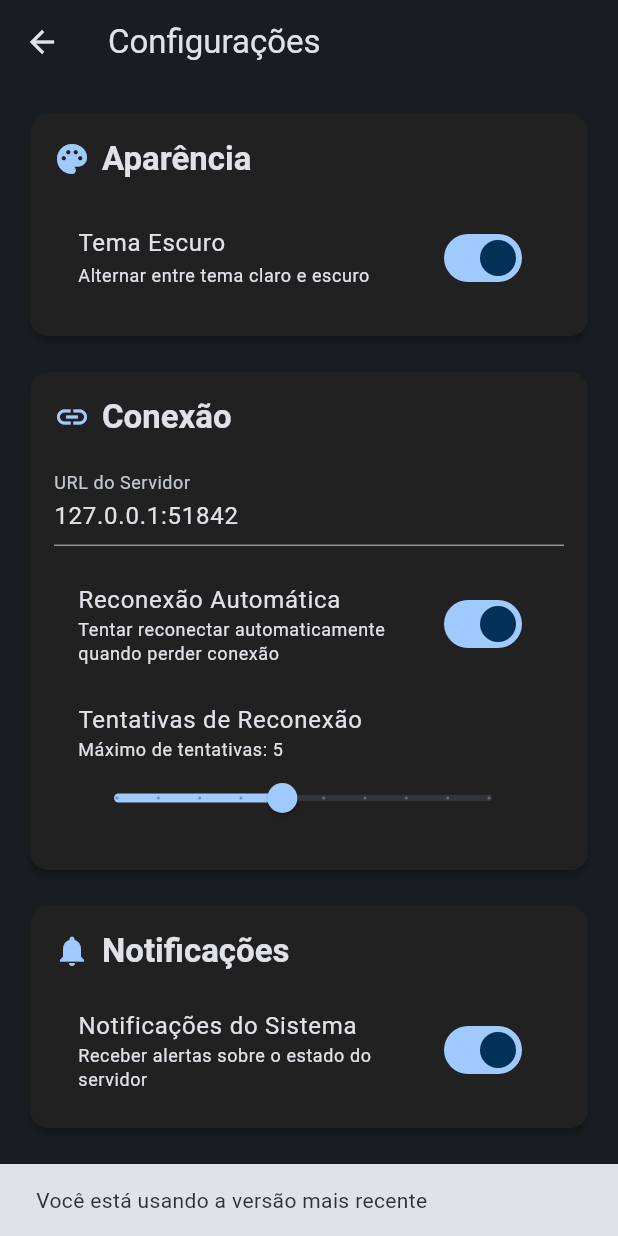
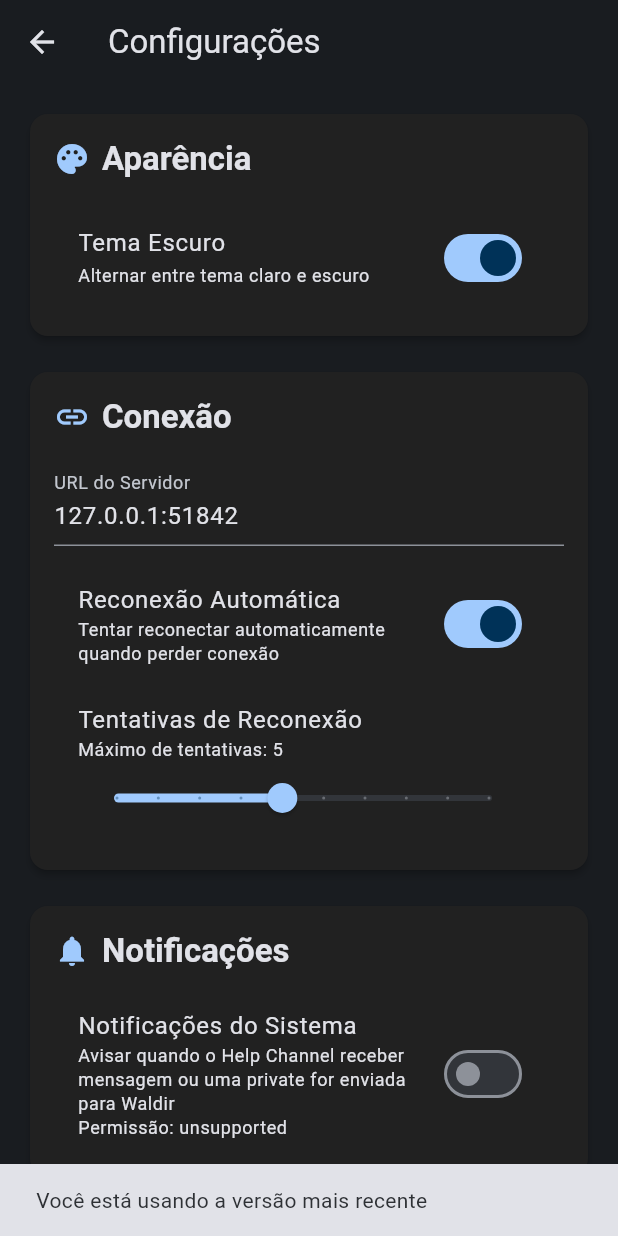
Before and after one commit to beats-dh/Beats-Monitor, a Flutter app: the screen it shows after launch, after a tap on the "settings" icon, on a phone screen of 412 x 824 dp. Run offline on Flutter 3.47's test engine with Material 3 defaults, Android fonts, the phone set to English and light mode, and no system bars; our stand-ins replace device_info_plus, dio, flutter_secure_storage, material_design_icons_flutter, package_info_plus, permission_handler and 2 more; missing offline and left inert: dart:html, dart:js_interop, dart:ui_web; accounts and stored records are empty; network calls fail.

Commit message:
feat: add monitor install and chat notifications

```diff
--- a/lib/l10n/app_en.dart
+++ b/lib/l10n/app_en.dart
@@ -238,7 +238,21 @@ class AppEn {
         'Try to reconnect automatically when connection is lost',
     'notifications': 'Notifications',
     'system_notifications': 'System Notifications',
-    'system_notifications_desc': 'Receive alerts about server status',
+    'system_notifications_desc':
+        'Notify when Help Channel receives a message or a private message is sent to Waldir',
+    'notification_permission': 'Permission',
+    'notification_permission_granted': 'Chat notifications are enabled.',
+    'notification_permission_denied': 'Browser notifications were not allowed.',
+    'notification_permission_unsupported':
+        'This platform does not support browser notifications.',
+    'web_install_title': 'Install app',
+    'web_install_desc':
+        'Install Penultima Monitor on this device for faster access and browser notifications.',
+    'web_install_button': 'Install',
+    'web_install_started': 'App installation prompt opened.',
+    'web_install_dismissed': 'Installation was dismissed.',
+    'web_install_unavailable':
+        'The browser install prompt is not available yet. Use Chrome or Edge install from the address bar if it appears.',
     'about': 'About',
     'latest_version': 'You are using the latest version',
     'developed_by': 'Developed by',
--- a/lib/l10n/app_pt.dart
+++ b/lib/l10n/app_pt.dart
@@ -248,7 +248,22 @@ class AppPt {
         'Tentar reconectar automaticamente quando perder conexão',
     'notifications': 'Notificações',
     'system_notifications': 'Notificações do Sistema',
-    'system_notifications_desc': 'Receber alertas sobre o estado do servidor',
+    'system_notifications_desc':
+        'Avisar quando o Help Channel receber mensagem ou uma private for enviada para Waldir',
+    'notification_permission': 'Permissão',
+    'notification_permission_granted': 'Notificações de chat ativadas.',
+    'notification_permission_denied':
+        'As notificações do navegador não foram permitidas.',
+    'notification_permission_unsupported':
+        'Esta plataforma não suporta notificações do navegador.',
+    'web_install_title': 'Instalar app',
+    'web_install_desc':
+        'Instale o Penultima Monitor neste dispositivo para acesso rápido e notificações do navegador.',
+    'web_install_button': 'Instalar',
+    'web_install_started': 'Aviso de instalação aberto.',
+    'web_install_dismissed': 'Instalação cancelada.',
+    'web_install_unavailable':
+        'O aviso de instalação do navegador ainda não está disponível. Use Chrome ou Edge pela barra de endereço se aparecer.',
     'about': 'Sobre',
     'latest_version': 'Você está usando a versão mais recente',
     'developed_by': 'Desenvolvido por',
--- a/lib/screens/config_screen.dart
+++ b/lib/screens/config_screen.dart
@@ -1,8 +1,10 @@
 import 'dart:io';
 import 'package:beats_monitor/l10n/app_localizations.dart';
 import 'package:beats_monitor/services/download_service.dart';
+import 'package:beats_monitor/services/monitor_notification_service.dart';
 import 'package:beats_monitor/services/platform_service.dart';
 import 'package:beats_monitor/services/update_service.dart';
+import 'package:beats_monitor/services/web_app_install_service.dart';
 import 'package:beats_monitor/services/websocket_service.dart';
 import 'package:flutter/material.dart';
 import 'package:permission_handler/permission_handler.dart';
@@ -22,9 +24,11 @@ class _ConfigScreenState extends State<ConfigScreen> {
   bool _isLoading = false;
   bool _autoReconnect = true;
   bool _showNotifications = true;
+  String _notificationPermission = MonitorNotificationService.permission;
   int _reconnectAttempts = 5;
   bool _initialized = false;
   bool _checkingUpdate = false;
+  bool _installingWebApp = false;
 
   @override
   void initState() {
@@ -33,6 +37,70 @@ class _ConfigScreenState extends State<ConfigScreen> {
     UpdateService.instance.init();
     DownloadService.cleanOldUpdates(); // Limpa APKs antigos
     _checkForUpdates();
+    _loadNotificationSettings();
+  }
+
+  Future<void> _loadNotificationSettings() async {
+    await MonitorNotificationService.initialize();
+    if (!mounted) return;
+
+    setState(() {
+      _showNotifications = MonitorNotificationService.enabled &&
+          MonitorNotificationService.isSupported;
+      _notificationPermission = MonitorNotificationService.permission;
+    });
+  }
+
+  Future<void> _setNotificationsEnabled(bool value) async {
+    final l10n = AppLocalizations.of(context);
+    if (!value) {
+      await MonitorNotificationService.setEnabled(false);
+      if (!mounted) return;
+      setState(() {
+        _showNotifications = false;
+        _notificationPermission = MonitorNotificationService.permission;
+      });
+      return;
+    }
+
+    final enabled = await MonitorNotificationService.enableWithPermission();
+    if (!mounted) return;
+
+    setState(() {
+      _showNotifications = enabled;
+      _notificationPermission = MonitorNotificationService.permission;
+    });
+
+    ScaffoldMessenger.of(context).showSnackBar(
+      SnackBar(
+        content: Text(l10n.translate(enabled
+            ? 'notification_permission_granted'
+            : MonitorNotificationService.isSupported
+                ? 'notification_permission_denied'
+                : 'notification_permission_unsupported')),
+        backgroundColor: enabled ? Colors.green : Colors.orange,
+      ),
+    );
+  }
+
+  Future<void> _installWebApp() async {
+    final l10n = AppLocalizations.of(context);
+    setState(() => _installingWebApp = true);
+
+    final installed = await WebAppInstallService.promptInstall();
+    if (!mounted) return;
+
+    setState(() => _installingWebApp = false);
+    ScaffoldMessenger.of(context).showSnackBar(
+      SnackBar(
+        content: Text(l10n.translate(installed
+            ? 'web_install_started'
+            : WebAppInstallService.canInstall
+                ? 'web_install_dismissed'
+                : 'web_install_unavailable')),
+        backgroundColor: installed ? Colors.green : Colors.orange,
+      ),
+    );
   }
 
   Future<void> _checkForUpdates() async {
@@ -95,7 +163,8 @@ class _ConfigScreenState extends State<ConfigScreen> {
 
         if (!mounted || shouldRequest != true) return;
 
-        final permissionStatus = await Permission.requestInstallPackages.request();
+        final permissionStatus =
+            await Permission.requestInstallPackages.request();
         if (!mounted || !permissionStatus.isGranted) return;
       }
     }
@@ -155,7 +224,10 @@ class _ConfigScreenState extends State<ConfigScreen> {
                     width: double.infinity,
                     padding: const EdgeInsets.all(12),
                     decoration: BoxDecoration(
-                      color: Theme.of(dialogContext).colorScheme.surfaceContainerHighest.withAlpha(77),
+                      color: Theme.of(dialogContext)
+                          .colorScheme
+                          .surfaceContainerHighest
+                          .withAlpha(77),
                       borderRadius: BorderRadius.circular(8),
                     ),
                     child: Text(updateInfo.changelog),
@@ -165,7 +237,9 @@ class _ConfigScreenState extends State<ConfigScreen> {
             ),
             actions: [
               TextButton(
-                onPressed: updateInfo.required ? null : () => Navigator.pop(dialogContext, false),
+                onPressed: updateInfo.required
+                    ? null
+                    : () => Navigator.pop(dialogContext, false),
                 child: Text(l10n.translate('later')),
               ),
               FilledButton(
@@ -332,7 +406,9 @@ class _ConfigScreenState extends State<ConfigScreen> {
                     crossAxisAlignment: CrossAxisAlignment.start,
                     children: [
                       Text(
-                        l10n.translate('max_reconnect_attempts').replaceAll('{0}', _reconnectAttempts.toString()),
+                        l10n
+                            .translate('max_reconnect_attempts')
+                            .replaceAll('{0}', _reconnectAttempts.toString()),
                         style: theme.textTheme.bodySmall,
                       ),
                       Slider(
@@ -341,9 +417,8 @@ class _ConfigScreenState extends State<ConfigScreen> {
                         max: 10,
                         divisions: 9,
                         label: _reconnectAttempts.toString(),
-                        onChanged: (value) => setState(() =>
-                          _reconnectAttempts = value.round()
-                        ),
+                        onChanged: (value) =>
+                            setState(() => _reconnectAttempts = value.round()),
                       ),
                     ],
                   ),
@@ -361,12 +436,34 @@ class _ConfigScreenState extends State<ConfigScreen> {
               SwitchListTile(
                 title: Text(l10n.translate('system_notifications')),
                 subtitle: Text(
-                  l10n.translate('system_notifications_desc'),
+                  '${l10n.translate('system_notifications_desc')}\n${l10n.translate('notification_permission')}: $_notificationPermission',
                   style: theme.textTheme.bodySmall,
                 ),
                 value: _showNotifications,
-                onChanged: (value) => setState(() => _showNotifications = value),
+                onChanged: _setNotificationsEnabled,
               ),
+              if (WebAppInstallService.isSupported) ...[
+                const Divider(),
+                ListTile(
+                  leading: const Icon(Icons.install_desktop),
+                  title: Text(l10n.translate('web_install_title')),
+                  subtitle: Text(
+                    l10n.translate('web_install_desc'),
+                    style: theme.textTheme.bodySmall,
+                  ),
+                  trailing: FilledButton.icon(
+                    onPressed: _installingWebApp ? null : _installWebApp,
+                    icon: _installingWebApp
+                        ? const SizedBox(
+                            width: 18,
+                            height: 18,
+                            child: CircularProgressIndicator(strokeWidth: 2),
+                          )
+                        : const Icon(Icons.download_for_offline),
+                    label: Text(l10n.translate('web_install_button')),
+                  ),
+                ),
+              ],
             ],
           ),
           const SizedBox(height: 16),
@@ -387,17 +484,21 @@ class _ConfigScreenState extends State<ConfigScreen> {
                           child: CircularProgressIndicator(strokeWidth: 2),
                         )
                       : const Icon(Icons.system_update),
-                  onPressed: _checkingUpdate ? null : () async {
+                  onPressed: _checkingUpdate
+                      ? null
+                      : () async {
                           setState(() => _checkingUpdate = true);
                           try {
-                      final updateInfo = await UpdateService.instance.checkForUpdates();
+                            final updateInfo =
+                                await UpdateService.instance.checkForUpdates();
 
                             if (!mounted) return;
 
                             if (updateInfo == null) {
                               ScaffoldMessenger.of(context).showSnackBar(
                                 SnackBar(
-                            content: Text(l10n.translate('latest_version')),
+                                  content:
+                                      Text(l10n.translate('latest_version')),
                                 ),
                               );
                               return;
@@ -498,7 +599,9 @@ class _DownloadDialogState extends State<_DownloadDialog> {
             if (!mounted) return;
             setState(() {
               _progress = received / total;
-              _status = l10n.translate('downloading').replaceAll('{0}', (_progress * 100).toStringAsFixed(1));
+              _status = l10n
+                  .translate('downloading')
+                  .replaceAll('{0}', (_progress * 100).toStringAsFixed(1));
             });
           }
         },
@@ -562,7 +665,9 @@ class _DownloadDialogState extends State<_DownloadDialog> {
   Widget build(BuildContext context) {
     final l10n = AppLocalizations.of(context);
     return AlertDialog(
-      title: Text(_error ? l10n.translate('error') : l10n.translate('downloading_update')),
+      title: Text(_error
+          ? l10n.translate('error')
+          : l10n.translate('downloading_update')),
       content: Column(
         mainAxisSize: MainAxisSize.min,
         children: [
@@ -577,7 +682,8 @@ class _DownloadDialogState extends State<_DownloadDialog> {
         if (!widget.required || _error)
           TextButton(
             onPressed: () => Navigator.of(context).pop(),
-            child: Text(_error ? l10n.translate('close') : l10n.translate('cancel')),
+            child: Text(
+                _error ? l10n.translate('close') : l10n.translate('cancel')),
           ),
       ],
     );
--- /dev/null
+++ b/lib/services/monitor_notification_service.dart
@@ -0,0 +1,2 @@
+export 'monitor_notification_service_stub.dart'
+    if (dart.library.html) 'monitor_notification_service_web.dart';
--- /dev/null
+++ b/lib/services/monitor_notification_service_stub.dart
@@ -0,0 +1,23 @@
+import '../models/events.dart';
+
+class MonitorNotificationService {
+  static const watchedPlayerName = 'Waldir';
+  static bool _enabled = true;
+
+  static Future<void> initialize() async {}
+
+  static bool get enabled => _enabled;
+  static bool get isSupported => false;
+  static String get permission => 'unsupported';
+
+  static Future<void> setEnabled(bool value) async {
+    _enabled = value;
+  }
+
+  static Future<bool> enableWithPermission() async {
+    _enabled = false;
+    return false;
+  }
+
+  static void notifyForChatMessage(ChatMessage message) {}
+}
--- /dev/null
+++ b/lib/services/web_app_install_service.dart
@@ -0,0 +1,2 @@
+export 'web_app_install_service_stub.dart'
+    if (dart.library.html) 'web_app_install_service_web.dart';
--- /dev/null
+++ b/lib/services/web_app_install_service_stub.dart
@@ -0,0 +1,8 @@
+class WebAppInstallService {
+  static bool get isSupported => false;
+  static bool get canInstall => false;
+
+  static Future<bool> promptInstall() async {
+    return false;
+  }
+}
--- a/lib/services/websocket_service.dart
+++ b/lib/services/websocket_service.dart
@@ -8,6 +8,7 @@ import '../models/events.dart';
 import '../models/websocket_events.dart';
 import '../services/auth_service.dart';
 import '../services/config_service.dart';
+import '../services/monitor_notification_service.dart';
 
 class WebSocketService extends ChangeNotifier {
   WebSocketChannel? _channel;
@@ -50,6 +51,7 @@ class WebSocketService extends ChangeNotifier {
   bool get autoReconnect => _config.autoReconnect;
 
   WebSocketService(this._config) {
+    unawaited(MonitorNotificationService.initialize());
     _connectionStatusController.add(false);
     _isConnected = false;
 
@@ -118,7 +120,8 @@ class WebSocketService extends ChangeNotifier {
 
     closeCurrentConnection();
 
-    if (_reconnectAttempts >= _config.reconnectAttempts && _config.autoReconnect) {
+    if (_reconnectAttempts >= _config.reconnectAttempts &&
+        _config.autoReconnect) {
       manualReconnectMode = true;
       _reconnectAttempts = 0;
       _currentAddressIndex = 0;
@@ -136,9 +139,9 @@ class WebSocketService extends ChangeNotifier {
 
     final baseDelay = _baseReconnectDelay.inMilliseconds;
     final maxDelay = _maxReconnectDelay.inMilliseconds;
-    final delay = Duration(milliseconds:
-      math.min(baseDelay + (_reconnectAttempts - 1) * 1000, maxDelay)
-    );
+    final delay = Duration(
+        milliseconds:
+            math.min(baseDelay + (_reconnectAttempts - 1) * 1000, maxDelay));
 
     _reconnectTimer = Timer(delay, () {
       if (!_disposed && !manualReconnectMode) {
@@ -208,9 +211,11 @@ class WebSocketService extends ChangeNotifier {
                 });
               } else if (data is List) {
                 // Alguns servidores podem enviar uma lista direta de mensagens
-                _log('Histórico recebido como lista com ${data.length} mensagens');
+                _log(
+                    'Histórico recebido como lista com ${data.length} mensagens');
                 for (final msgData in data) {
-                  if (msgData is Map<String, dynamic> && msgData.containsKey('channel')) {
+                  if (msgData is Map<String, dynamic> &&
+                      msgData.containsKey('channel')) {
                     final message = ChatMessage.fromJson(msgData);
                     _chatMessageController.add(message);
                   }
@@ -244,6 +249,7 @@ class WebSocketService extends ChangeNotifier {
                 'channel': eventType,
               });
               _chatMessageController.add(message);
+              MonitorNotificationService.notifyForChatMessage(message);
               break;
 
             case WebSocketEvents.systemResources:
@@ -321,7 +327,6 @@ class WebSocketService extends ChangeNotifier {
         'events': events ?? [],
         'token': AuthService.token
       }));
-
     } catch (e) {
       _log('Erro ao cancelar inscrição: $e');
     }
@@ -332,9 +337,7 @@ class WebSocketService extends ChangeNotifier {
     _pingTimer = Timer.periodic(_pingInterval, (_) {
       if (_channel != null && !_disposed) {
         try {
-          _channel?.sink.add(jsonEncode({
-            'type': 'ping'
-          }));
+          _channel?.sink.add(jsonEncode({'type': 'ping'}));
         } catch (e) {
           _log('Erro ao enviar ping: $e');
         }
@@ -360,7 +363,8 @@ class WebSocketService extends ChangeNotifier {
         _currentAddressIndex = 0;
       }
 
-      if (_reconnectAttempts >= _config.reconnectAttempts && _config.autoReconnect) {
+      if (_reconnectAttempts >= _config.reconnectAttempts &&
+          _config.autoReconnect) {
         manualReconnectMode = true;
         _reconnectAttempts = 0;
         _currentAddressIndex = 0;
@@ -396,7 +400,7 @@ class WebSocketService extends ChangeNotifier {
 
       try {
         _channel = await Future.value(WebSocketChannel.connect(uri))
-          .timeout(const Duration(seconds: 5));
+            .timeout(const Duration(seconds: 5));
 
         var receivedFirstMessage = false;
 
@@ -449,7 +453,6 @@ class WebSocketService extends ChangeNotifier {
 
         _startPingTimer();
         subscribe(_subscribedEvents.toList());
-
       } catch (e) {
         scheduleReconnect('Falha na conexão: $e');
       }
```
Also changed, not shown: lib/services/monitor_notification_service_web.dart (added, +131 -0 lines), lib/services/web_app_install_service_web.dart (added, +39 -0 lines), 3 other files. Lines whose indentation alone changed are shown as unchanged.
